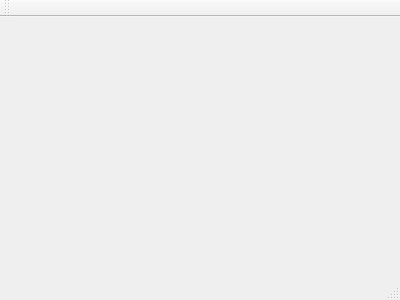
Above: mainwindow.ui from netpipe/qtPython before the change. Below: the same form after it.
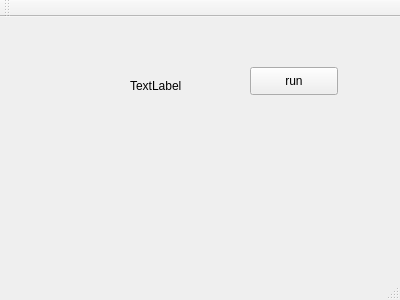
That is the form after the change.

What changed in the file:
```diff
--- a/mainwindow.ui
+++ b/mainwindow.ui
@@ -12,13 +12,55 @@
   <property name="windowTitle" >
    <string>MainWindow</string>
   </property>
-  <widget class="QMenuBar" name="menuBar" />
-  <widget class="QToolBar" name="mainToolBar" />
-  <widget class="QWidget" name="centralWidget" />
-  <widget class="QStatusBar" name="statusBar" />
+  <widget class="QWidget" name="centralWidget">
+   <widget class="QPushButton" name="pyrun">
+    <property name="geometry">
+     <rect>
+      <x>250</x>
+      <y>50</y>
+      <width>88</width>
+      <height>28</height>
+     </rect>
+    </property>
+    <property name="text">
+     <string>run</string>
+    </property>
+   </widget>
+   <widget class="QLabel" name="label">
+    <property name="geometry">
+     <rect>
+      <x>130</x>
+      <y>60</y>
+      <width>58</width>
+      <height>18</height>
+     </rect>
+    </property>
+    <property name="text">
+     <string>TextLabel</string>
+    </property>
+   </widget>
+  </widget>
+  <widget class="QMenuBar" name="menuBar">
+   <property name="geometry">
+    <rect>
+     <x>0</x>
+     <y>0</y>
+     <width>400</width>
+     <height>24</height>
+    </rect>
+   </property>
+  </widget>
+  <widget class="QToolBar" name="mainToolBar">
+   <attribute name="toolBarArea">
+    <enum>TopToolBarArea</enum>
+   </attribute>
+   <attribute name="toolBarBreak">
+    <bool>false</bool>
+   </attribute>
+  </widget>
+  <widget class="QStatusBar" name="statusBar"/>
  </widget>
- <layoutDefault spacing="6" margin="11" />
- <pixmapfunction></pixmapfunction>
+ <layoutdefault spacing="6" margin="11"/>
  <resources/>
  <connections/>
 </ui>
```
Left out of the diff: 7 changed lines with no effect on the pictures.
